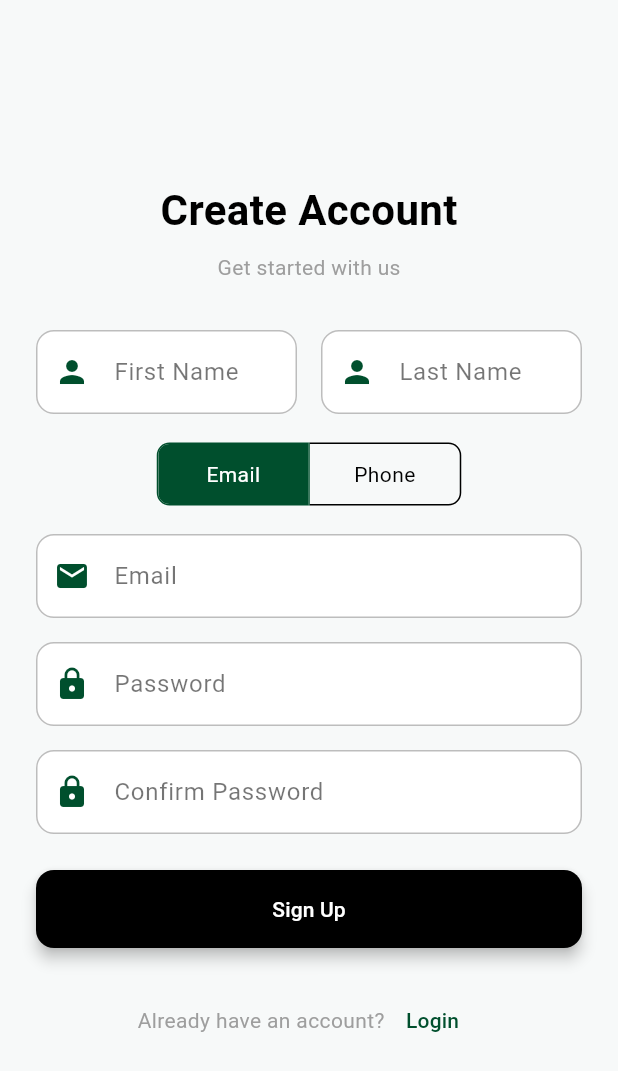
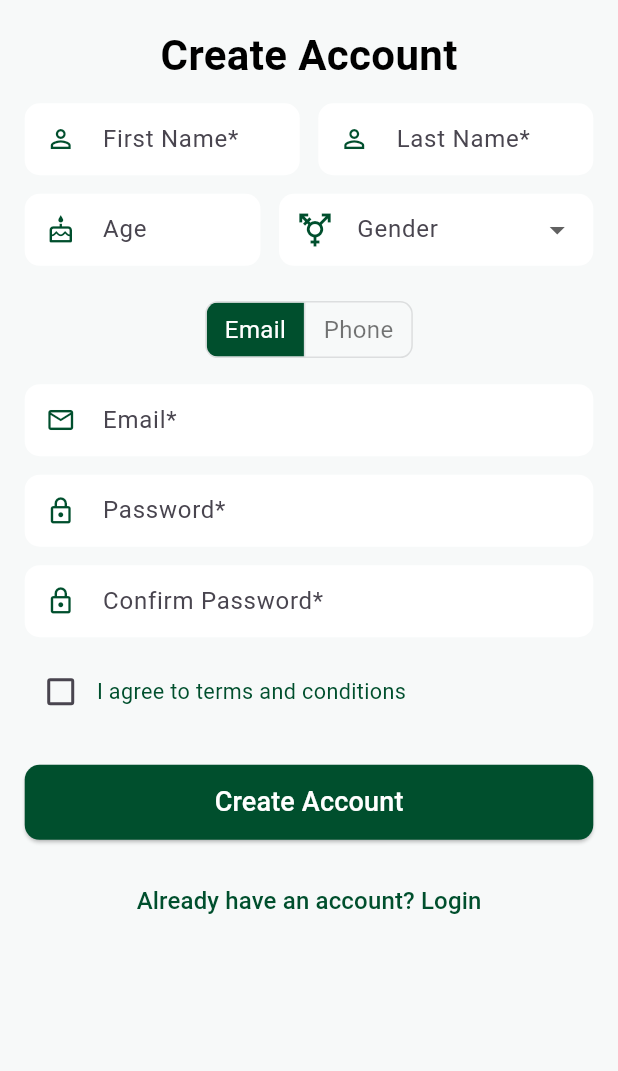
Before and after one commit to leoulendryas/transport_share_app, a Flutter app: the RegisterScreen screen opened by its route, on a phone screen of 412 x 824 dp. Shown: the top 1071 px of the screen. Run offline on Flutter 3.47's test engine with Material 3 defaults, Android fonts, the phone set to English and light mode, and no system bars; our stand-ins replace app_links, flutter_animate, flutter_typeahead, geocoding, geolocator, liquid_pull_to_refresh and 3 more; accounts and stored records are empty; statements that could not run were skipped.

Commit message:
fix: update register screen UI and functionality

```diff
--- a/lib/screens/auth/register_screen.dart
+++ b/lib/screens/auth/register_screen.dart
@@ -18,13 +18,37 @@ class _RegisterScreenState extends State<RegisterScreen> {
   final _phoneController = TextEditingController();
   final _passwordController = TextEditingController();
   final _confirmPasswordController = TextEditingController();
+  final _ageController = TextEditingController();
+  String? _selectedGender;
   bool _isLoading = false;
   bool _useEmail = true;
+  bool _termsAccepted = false;
+
+  double get _horizontalPadding => MediaQuery.of(context).size.width * 0.04;
+  double get _verticalSpacing => MediaQuery.of(context).size.height * 0.015;
+  double get _inputFontSize => MediaQuery.of(context).size.shortestSide < 360 ? 14 : 16;
+  double get _titleFontSize => MediaQuery.of(context).size.shortestSide < 360 ? 24 : 28;
+
+  @override
+  void dispose() {
+    _firstNameController.dispose();
+    _lastNameController.dispose();
+    _emailController.dispose();
+    _phoneController.dispose();
+    _passwordController.dispose();
+    _confirmPasswordController.dispose();
+    _ageController.dispose();
+    super.dispose();
+  }
 
   Future<void> _submit() async {
     if (!_formKey.currentState!.validate()) return;
     if (_passwordController.text != _confirmPasswordController.text) {
       _showError('Passwords do not match');
+      return;
+    }
+    if (!_termsAccepted) {
+      _showError('Please accept terms and conditions');
       return;
     }
 
@@ -37,9 +61,11 @@ class _RegisterScreenState extends State<RegisterScreen> {
         email: _useEmail ? _emailController.text.trim() : null,
         phone: !_useEmail ? _phoneController.text.trim() : null,
         password: _passwordController.text.trim(),
+        age: _ageController.text.isNotEmpty ? int.parse(_ageController.text) : null,
+        gender: _selectedGender,
       );
 
-      if (mounted) {
+      if (!mounted) return;
       Navigator.pushReplacement(
         context,
         MaterialPageRoute(
@@ -49,7 +75,6 @@ class _RegisterScreenState extends State<RegisterScreen> {
           ),
         ),
       );
-      }
     } catch (e) {
       _showError(e.toString());
     } finally {
@@ -58,138 +83,12 @@ class _RegisterScreenState extends State<RegisterScreen> {
   }
 
   void _showError(String message) {
-    if (!mounted) return;
     ScaffoldMessenger.of(context).showSnackBar(
       SnackBar(
         content: Text(message),
-        backgroundColor: const Color(0xFF004F2D),
+        backgroundColor: Colors.red[700],
         behavior: SnackBarBehavior.floating,
         shape: RoundedRectangleBorder(borderRadius: BorderRadius.circular(10)),
-      ),
-    );
-  }
-
-  @override
-  void dispose() {
-    _firstNameController.dispose();
-    _lastNameController.dispose();
-    _emailController.dispose();
-    _phoneController.dispose();
-    _passwordController.dispose();
-    _confirmPasswordController.dispose();
-    super.dispose();
-  }
-
-  @override
-  Widget build(BuildContext context) {
-    return Scaffold(
-      backgroundColor: const Color(0xFFF7F9F9),
-      body: Center(
-        child: SingleChildScrollView(
-          padding: const EdgeInsets.symmetric(horizontal: 24),
-          child: Form(
-            key: _formKey,
-            child: Column(
-              mainAxisSize: MainAxisSize.min,
-              children: [
-                const Text(
-                  'Create Account',
-                  style: TextStyle(
-                    fontSize: 28,
-                    color: Colors.black,
-                    fontWeight: FontWeight.bold,
-                  ),
-                ),
-                const SizedBox(height: 8),
-                const Text(
-                  'Get started with us',
-                  style: TextStyle(color: Colors.grey),
-                ),
-                const SizedBox(height: 32),
-
-                Row(
-                  children: [
-                    Expanded(
-                      child: _buildTextField(
-                        controller: _firstNameController,
-                        label: 'First Name',
-                        icon: Icons.person,
-                        validator: (v) => v!.isEmpty ? 'Required' : null,
-                      ),
-                    ),
-                    const SizedBox(width: 16),
-                    Expanded(
-                      child: _buildTextField(
-                        controller: _lastNameController,
-                        label: 'Last Name',
-                        icon: Icons.person,
-                        validator: (v) => v!.isEmpty ? 'Required' : null,
-                      ),
-                    ),
-                  ],
-                ),
-                const SizedBox(height: 16),
-
-                Align(
-                  alignment: Alignment.center,
-                  child: ToggleButtons(
-                    borderRadius: BorderRadius.circular(8),
-                    isSelected: [_useEmail, !_useEmail],
-                    onPressed: (index) {
-                      setState(() => _useEmail = index == 0);
-                    },
-                    color: Colors.black,
-                    selectedColor: Colors.white,
-                    fillColor: const Color(0xFF004F2D),
-                    borderColor: Colors.black,
-                    selectedBorderColor: const Color(0xFF004F2D),
-                    constraints: const BoxConstraints(minHeight: 40, minWidth: 100),
-                    children: const [
-                      Text("Email"),
-                      Text("Phone"),
-                    ],
-                  ),
-                ),
-                const SizedBox(height: 16),
-
-                _useEmail
-                    ? _buildTextField(
-                        controller: _emailController,
-                        label: 'Email',
-                        icon: Icons.email,
-                        validator: (v) => v!.contains('@') ? null : 'Invalid email',
-                      )
-                    : _buildTextField(
-                        controller: _phoneController,
-                        label: 'Phone Number',
-                        icon: Icons.phone,
-                        keyboardType: TextInputType.phone,
-                        validator: (v) => v!.length < 10 ? 'Invalid phone' : null,
-                      ),
-                const SizedBox(height: 16),
-                _buildTextField(
-                  controller: _passwordController,
-                  label: 'Password',
-                  icon: Icons.lock,
-                  obscureText: true,
-                  validator: (v) => v!.length < 6 ? 'Min 6 characters' : null,
-                ),
-                const SizedBox(height: 16),
-                _buildTextField(
-                  controller: _confirmPasswordController,
-                  label: 'Confirm Password',
-                  icon: Icons.lock,
-                  obscureText: true,
-                  validator: (v) => v != _passwordController.text ? 'Mismatch' : null,
-                ),
-                const SizedBox(height: 24),
-                _buildRegisterButton(),
-                const SizedBox(height: 24),
-                _buildLoginPrompt(),
-              ],
-            ),
-          ),
-        ),
       ),
     );
   }
@@ -204,57 +103,132 @@ class _RegisterScreenState extends State<RegisterScreen> {
   }) {
     return TextFormField(
       controller: controller,
-      style: const TextStyle(color: Colors.black),
       obscureText: obscureText,
       keyboardType: keyboardType,
       validator: validator,
+      style: TextStyle(fontSize: _inputFontSize),
       decoration: InputDecoration(
         labelText: label,
-        labelStyle: const TextStyle(color: Colors.black54),
-        prefixIcon: Icon(icon, color: const Color(0xFF004F2D)),
+        labelStyle: TextStyle(fontSize: _inputFontSize),
+        prefixIcon: Icon(icon, size: 20, color: const Color(0xFF004F2D)),
         filled: true,
         fillColor: Colors.white,
-        border: OutlineInputBorder(borderRadius: BorderRadius.circular(12)),
-        enabledBorder: OutlineInputBorder(
-          borderSide: BorderSide(color: Colors.grey.shade400),
-          borderRadius: BorderRadius.circular(12),
+        contentPadding: const EdgeInsets.symmetric(vertical: 12, horizontal: 16),
+        border: OutlineInputBorder(
+          borderRadius: BorderRadius.circular(10),
+          borderSide: BorderSide.none,
         ),
       ),
     );
   }
 
-  Widget _buildRegisterButton() {
-    return ElevatedButton(
+  @override
+  Widget build(BuildContext context) {
+    return Scaffold(
+      backgroundColor: const Color(0xFFF7F9F9),
+      body: SafeArea(
+        child: LayoutBuilder(
+          builder: (context, constraints) {
+            return SingleChildScrollView(
+              padding: EdgeInsets.symmetric(horizontal: _horizontalPadding),
+              child: Form(
+                key: _formKey,
+                child: Column(
+                  children: [
+                    SizedBox(height: constraints.maxHeight * 0.02),
+                    Text('Create Account', style: TextStyle(fontSize: _titleFontSize, fontWeight: FontWeight.bold, color: Colors.black)),
+                    SizedBox(height: _verticalSpacing),
+                    Row(children: [
+                      Expanded(child: _buildTextField(controller: _firstNameController, label: 'First Name*', icon: Icons.person_outline, validator: (v) => v!.isEmpty ? 'Required' : null)),
+                      SizedBox(width: constraints.maxWidth * 0.03),
+                      Expanded(child: _buildTextField(controller: _lastNameController, label: 'Last Name*', icon: Icons.person_outline, validator: (v) => v!.isEmpty ? 'Required' : null)),
+                    ]),
+                    SizedBox(height: _verticalSpacing),
+                    Row(children: [
+                      Expanded(flex: 3, child: _buildTextField(controller: _ageController, label: 'Age', icon: Icons.cake_outlined, keyboardType: TextInputType.number, validator: (v) => v!.isNotEmpty && int.tryParse(v) == null ? 'Invalid age' : null)),
+                      SizedBox(width: constraints.maxWidth * 0.03),
+                      Expanded(flex: 4, child: DropdownButtonFormField<String>(
+                        value: _selectedGender,
+                        decoration: InputDecoration(
+                          labelText: 'Gender',
+                          labelStyle: TextStyle(fontSize: _inputFontSize),
+                          prefixIcon: const Icon(Icons.transgender, color: Color(0xFF004F2D)),
+                          filled: true,
+                          fillColor: Colors.white,
+                          contentPadding: const EdgeInsets.symmetric(horizontal: 12, vertical: 4),
+                          border: OutlineInputBorder(borderRadius: BorderRadius.circular(10), borderSide: BorderSide.none),
+                        ),
+                        items: const [
+                          DropdownMenuItem(value: 'male', child: Text('Male')),
+                          DropdownMenuItem(value: 'female', child: Text('Female')),
+                        ],
+                        onChanged: (value) => setState(() => _selectedGender = value),
+                        style: TextStyle(fontSize: _inputFontSize, color: Colors.black, ),
+                      ))
+                    ]),
+                    SizedBox(height: _verticalSpacing * 1.5),
+                    ToggleButtons(
+                      constraints: const BoxConstraints(minHeight: 36),
+                      borderRadius: BorderRadius.circular(8),
+                      isSelected: [_useEmail, !_useEmail],
+                      onPressed: (index) => setState(() => _useEmail = index == 0),
+                      selectedColor: Colors.white,
+                      fillColor: const Color(0xFF004F2D),
+                      color: Colors.black54,
+                      children: [
+                        Padding(padding: const EdgeInsets.symmetric(horizontal: 12), child: Text('Email', style: TextStyle(fontSize: _inputFontSize))),
+                        Padding(padding: const EdgeInsets.symmetric(horizontal: 12), child: Text('Phone', style: TextStyle(fontSize: _inputFontSize)))
+                      ],
+                    ),
+                    SizedBox(height: _verticalSpacing),
+                    _useEmail
+                      ? _buildTextField(controller: _emailController, label: 'Email*', icon: Icons.email_outlined, validator: (v) => v!.contains('@') ? null : 'Invalid email')
+                      : _buildTextField(controller: _phoneController, label: 'Phone*', icon: Icons.phone_android_outlined, keyboardType: TextInputType.phone, validator: (v) => v!.length < 10 ? 'Invalid phone' : null),
+                    SizedBox(height: _verticalSpacing),
+                    _buildTextField(controller: _passwordController, label: 'Password*', icon: Icons.lock_outlined, obscureText: true, validator: (v) => v!.length < 6 ? 'Min 6 characters' : null),
+                    SizedBox(height: _verticalSpacing),
+                    _buildTextField(controller: _confirmPasswordController, label: 'Confirm Password*', icon: Icons.lock_outlined, obscureText: true, validator: (v) => v != _passwordController.text ? 'Mismatch' : null),
+                    SizedBox(height: _verticalSpacing),
+                    Row(children: [
+                      Checkbox(
+                        value: _termsAccepted,
+                        activeColor: const Color(0xFF004F2D),
+                        onChanged: (v) => setState(() => _termsAccepted = v!),
+                      ),
+                      Expanded(
+                        child: GestureDetector(
+                          onTap: () => print('Show terms'),
+                          child: Text('I agree to terms and conditions', style: TextStyle(fontSize: _inputFontSize * 0.9, color: const Color(0xFF004F2D))),
+                        ),
+                      )
+                    ]),
+                    SizedBox(height: constraints.maxHeight * 0.03),
+                    SizedBox(
+                      width: double.infinity,
+                      child: ElevatedButton(
                         onPressed: _isLoading ? null : _submit,
                         style: ElevatedButton.styleFrom(
-        backgroundColor: Colors.black,
-        minimumSize: const Size(double.infinity, 50),
-        padding: const EdgeInsets.symmetric(vertical: 16),
-        shape: RoundedRectangleBorder(borderRadius: BorderRadius.circular(12)),
-        elevation: 4,
-      ).copyWith(
-        overlayColor: MaterialStateProperty.all(const Color(0xFF004F2D)),
+                          backgroundColor: const Color(0xFF004F2D),
+                          padding: const EdgeInsets.symmetric(vertical: 12),
+                          shape: RoundedRectangleBorder(borderRadius: BorderRadius.circular(10)),
                         ),
                         child: _isLoading
-          ? const SizedBox(
-              width: 20,
-              height: 20,
-              child: CircularProgressIndicator(strokeWidth: 2, color: Colors.white),
+                          ? const CircularProgressIndicator(color: Colors.white, strokeWidth: 2)
+                          : Text('Create Account', style: TextStyle(fontSize: _inputFontSize + 2, fontWeight: FontWeight.w500, color: Colors.white))
                       )
-          : const Text('Sign Up', style: TextStyle(color: Colors.white)),
-    );
-  }
-
-  Widget _buildLoginPrompt() {
-    return Row(
-      mainAxisAlignment: MainAxisAlignment.center,
-      children: [
-        const Text("Already have an account?", style: TextStyle(color: Colors.grey)),
+                    ),
+                    SizedBox(height: constraints.maxHeight * 0.02),
                     TextButton(
                       onPressed: () => Navigator.pushReplacementNamed(context, '/login'),
-          child: const Text('Login', style: TextStyle(color: Color(0xFF004F2D))),
+                      child: Text('Already have an account? Login', style: TextStyle(fontSize: _inputFontSize, color: const Color(0xFF004F2D)))
                     ),
                   ],
+                ),
+              ),
+            );
+          },
+        ),
+      ),
     );
   }
 }
```
Lines whose indentation alone changed are shown as unchanged.
